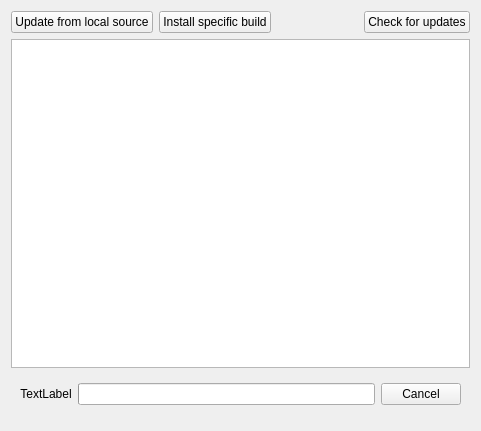
Old version of the form client/src/ui/widgets/server_updates_widget.ui in the repository networkoptix/nx_open.
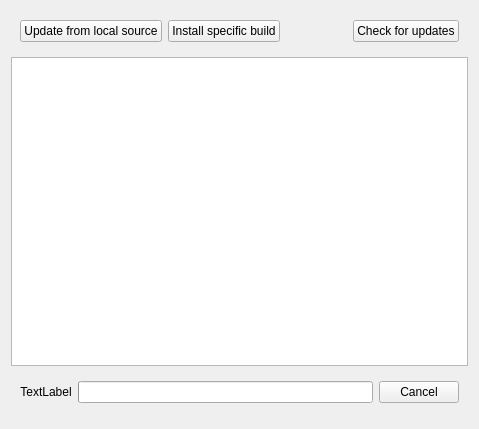
New version of the form. Custom widgets are drawn as their Qt base class.

The edit to the form file:
```diff
--- a/client/src/ui/widgets/server_updates_widget.ui
+++ b/client/src/ui/widgets/server_updates_widget.ui
@@ -6,13 +6,14 @@
    <rect>
     <x>0</x>
     <y>0</y>
-    <width>481</width>
-    <height>431</height>
+    <width>479</width>
+    <height>429</height>
    </rect>
   </property>
   <layout class="QVBoxLayout" name="verticalLayout_3">
    <item>
-    <layout class="QHBoxLayout" name="horizontalLayout">
+    <widget class="QWidget" name="topButtonBar" native="true">
+     <layout class="QHBoxLayout" name="horizontalLayout_3">
      <item>
       <widget class="QPushButton" name="updateFromLocalSourceButton">
        <property name="text">
@@ -48,6 +49,12 @@
       </widget>
      </item>
     </layout>
+     <zorder></zorder>
+     <zorder>updateFromLocalSourceButton</zorder>
+     <zorder>installSpecificBuildButton</zorder>
+     <zorder>horizontalSpacer</zorder>
+     <zorder>checkForUpdatesButton</zorder>
+    </widget>
    </item>
    <item>
     <widget class="QTableView" name="tableView"/>
```
Lines whose indentation alone changed are shown as unchanged.
